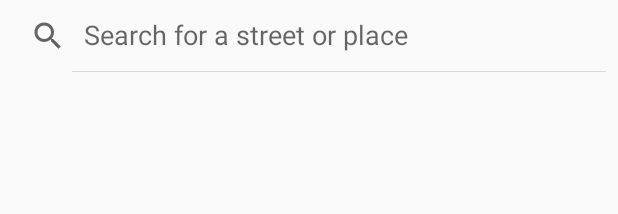
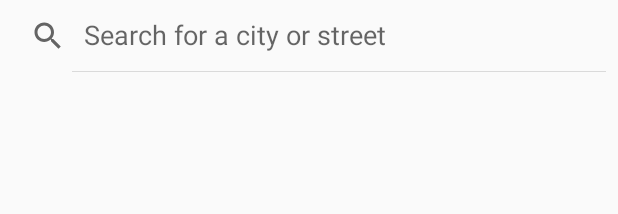
Before and after one commit to cristian-calugar/location-finder, an Android app: the layout activity_search_location.xml on its own in the app's theme, with its tools: preview values and no code run, on a phone screen of 412 x 824 dp. Shown: the top 214 px of the screen. Run offline under Robolectric (Android 15) with nearby library versions, the phone set to English and light mode, and no system bars.

Commit message:
Change search view hint

```diff
--- a/app/src/main/res/values/strings.xml
+++ b/app/src/main/res/values/strings.xml
@@ -1,6 +1,6 @@
 <resources>
     <string name="app_name">Location Finder</string>
-    <string name="search_location_hint">Search for a street or place</string>
+    <string name="search_location_hint">Search for a city or street</string>
     <string name="location_details_activity_title">Location Details</string>
     <string name="name_label">Name:</string>
     <string name="address_label">Address:</string>
```
